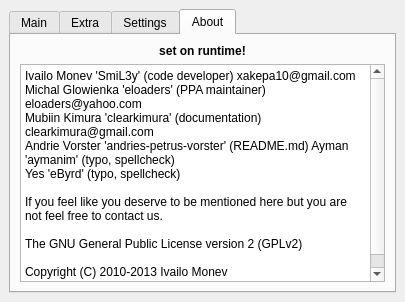
Old version of the form src/gui.ui in the repository kamilion/customizer.
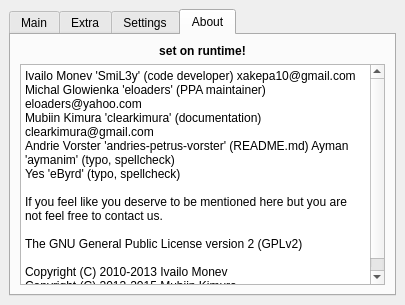
New version of the form. The open tabs and pages were chosen to show the change. Icons and pictures are not drawn.

Commit message: use plain-text widget in about tab to make the text translation friendly

What changed in the file:
```diff
--- a/src/gui.ui
+++ b/src/gui.ui
@@ -7,7 +7,7 @@
     <x>0</x>
     <y>0</y>
     <width>405</width>
-    <height>271</height>
+    <height>305</height>
    </rect>
   </property>
   <property name="sizePolicy">
@@ -395,31 +395,6 @@
         <string>About</string>
        </attribute>
        <layout class="QGridLayout" name="gridLayout_2">
-        <item row="1" column="0">
-         <widget class="QTextEdit" name="textEdit">
-          <property name="readOnly">
-           <bool>true</bool>
-          </property>
-          <property name="html">
-           <string>&lt;!DOCTYPE HTML PUBLIC &quot;-//W3C//DTD HTML 4.0//EN&quot; &quot;http://www.w3.org/TR/REC-html40/strict.dtd&quot;&gt;
-&lt;html&gt;&lt;head&gt;&lt;meta name=&quot;qrichtext&quot; content=&quot;1&quot; /&gt;&lt;style type=&quot;text/css&quot;&gt;
-p, li { white-space: pre-wrap; }
-&lt;/style&gt;&lt;/head&gt;&lt;body style=&quot; font-family:'Sans Serif'; font-size:9pt; font-weight:400; font-style:normal;&quot;&gt;
-&lt;p style=&quot; margin-top:0px; margin-bottom:0px; margin-left:0px; margin-right:0px; -qt-block-indent:0; text-indent:0px;&quot;&gt;Ivailo Monev 'SmiL3y' (code developer) xakepa10@gmail.com&lt;/p&gt;
-&lt;p style=&quot; margin-top:0px; margin-bottom:0px; margin-left:0px; margin-right:0px; -qt-block-indent:0; text-indent:0px;&quot;&gt;Michal Glowienka 'eloaders' (PPA maintainer) eloaders@yahoo.com&lt;/p&gt;
-&lt;p style=&quot; margin-top:0px; margin-bottom:0px; margin-left:0px; margin-right:0px; -qt-block-indent:0; text-indent:0px;&quot;&gt;Mubiin Kimura 'clearkimura' (documentation) clearkimura@gmail.com&lt;/p&gt;
-&lt;p style=&quot; margin-top:0px; margin-bottom:0px; margin-left:0px; margin-right:0px; -qt-block-indent:0; text-indent:0px;&quot;&gt;Andrie Vorster 'andries-petrus-vorster' (README.md) Ayman 'aymanim' (typo, spellcheck)&lt;/p&gt;
-&lt;p style=&quot; margin-top:0px; margin-bottom:0px; margin-left:0px; margin-right:0px; -qt-block-indent:0; text-indent:0px;&quot;&gt;Yes 'eByrd' (typo, spellcheck)&lt;/p&gt;
-&lt;p style=&quot;-qt-paragraph-type:empty; margin-top:0px; margin-bottom:0px; margin-left:0px; margin-right:0px; -qt-block-indent:0; text-indent:0px;&quot;&gt;&lt;br /&gt;&lt;/p&gt;
-&lt;p style=&quot; margin-top:0px; margin-bottom:0px; margin-left:0px; margin-right:0px; -qt-block-indent:0; text-indent:0px;&quot;&gt;If you feel like you deserve to be mentioned here but you are not feel free to contact us.&lt;/p&gt;
-&lt;p style=&quot;-qt-paragraph-type:empty; margin-top:0px; margin-bottom:0px; margin-left:0px; margin-right:0px; -qt-block-indent:0; text-indent:0px;&quot;&gt;&lt;br /&gt;&lt;/p&gt;
-&lt;p style=&quot; margin-top:0px; margin-bottom:0px; margin-left:0px; margin-right:0px; -qt-block-indent:0; text-indent:0px;&quot;&gt;The GNU General Public License version 2 (GPLv2)&lt;/p&gt;
-&lt;p style=&quot;-qt-paragraph-type:empty; margin-top:0px; margin-bottom:0px; margin-left:0px; margin-right:0px; -qt-block-indent:0; text-indent:0px;&quot;&gt;&lt;br /&gt;&lt;/p&gt;
-&lt;p style=&quot; margin-top:0px; margin-bottom:0px; margin-left:0px; margin-right:0px; -qt-block-indent:0; text-indent:0px;&quot;&gt;Copyright (C) 2010-2013 Ivailo Monev&lt;/p&gt;
-&lt;p style=&quot; margin-top:0px; margin-bottom:0px; margin-left:0px; margin-right:0px; -qt-block-indent:0; text-indent:0px;&quot;&gt;Copyright (C) 2013-2015 Mubiin Kimura&lt;/p&gt;&lt;/body&gt;&lt;/html&gt;</string>
-          </property>
-         </widget>
-        </item>
         <item row="0" column="0">
          <widget class="QLabel" name="aboutLabel">
           <property name="text">
@@ -430,6 +405,24 @@
           </property>
          </widget>
         </item>
+        <item row="1" column="0">
+         <widget class="QPlainTextEdit" name="plainTextEdit">
+          <property name="plainText">
+           <string>Ivailo Monev 'SmiL3y' (code developer) xakepa10@gmail.com
+Michal Glowienka 'eloaders' (PPA maintainer) eloaders@yahoo.com
+Mubiin Kimura 'clearkimura' (documentation) clearkimura@gmail.com
+Andrie Vorster 'andries-petrus-vorster' (README.md) Ayman 'aymanim' (typo, spellcheck)
+Yes 'eByrd' (typo, spellcheck)
+
+If you feel like you deserve to be mentioned here but you are not feel free to contact us.
+
+The GNU General Public License version 2 (GPLv2)
+
+Copyright (C) 2010-2013 Ivailo Monev
+Copyright (C) 2013-2015 Mubiin Kimura</string>
+          </property>
+         </widget>
+        </item>
        </layout>
       </widget>
      </widget>
```
Left out of the diff: 2 changed lines with no effect on the pictures. The commit also changes 1 other file.
